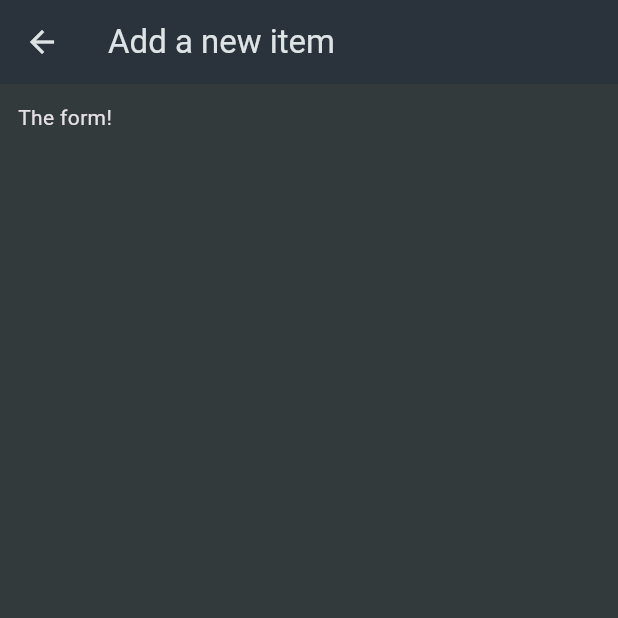
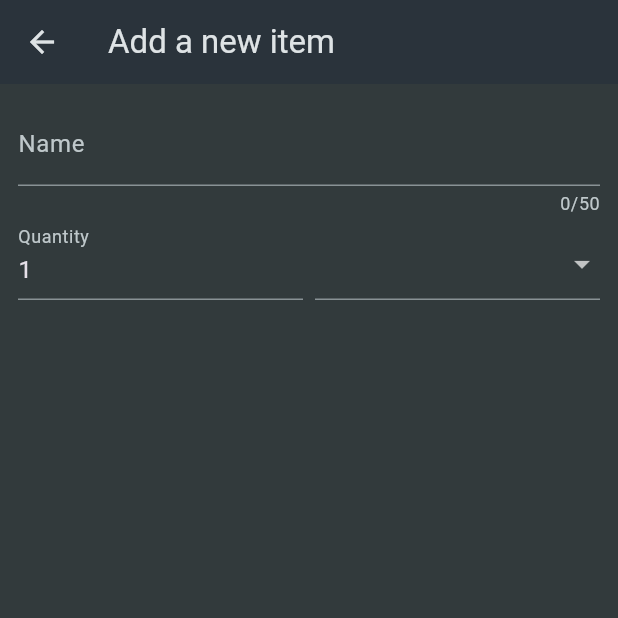
Before and after one commit to Meiendorf/shopping_list, a Flutter app: the NewItem screen opened directly, on a phone screen of 412 x 824 dp, the top half of it. Run offline on Flutter 3.47's test engine with Material 3 defaults, Android fonts, the phone set to English and light mode, and no system bars.

Commit message:
Add form for creating new items

```diff
--- a/lib/widgets/new_item.dart
+++ b/lib/widgets/new_item.dart
@@ -1,4 +1,7 @@
 import 'package:flutter/material.dart';
+import 'package:flutter/widgets.dart';
+import 'package:shopping_list/data/categories.dart';
+import 'package:shopping_list/models/category.dart';
 
 class NewItem extends StatefulWidget {
   const NewItem({super.key});
@@ -18,7 +21,57 @@ class _NewItemState extends State<NewItem> {
       ),
       body: Padding(
         padding: const EdgeInsets.all(12),
-        child: const Text('The form!'),
+        child: Form(
+          child: Column(
+            children: [
+              TextFormField(
+                maxLength: 50,
+                decoration: const InputDecoration(
+                  label: Text('Name'),
+                ),
+                validator: (value) {
+                  return '';
+                },
+              ),
+              Row(
+                crossAxisAlignment: CrossAxisAlignment.end,
+                children: [
+                  Expanded(
+                    child: TextFormField(
+                      decoration: const InputDecoration(
+                        label: Text('Quantity'),
+                      ),
+                      initialValue: '1',
+                    ),
+                  ),
+                  const SizedBox(width: 8),
+                  Expanded(
+                    child: DropdownButtonFormField(
+                      items: [
+                        for (final category in categories.entries)
+                          DropdownMenuItem(
+                            value: category.value,
+                            child: Row(
+                              children: [
+                                Container(
+                                  width: 16,
+                                  height: 16,
+                                  color: category.value.color,
+                                ),
+                                const SizedBox(width: 6),
+                                Text(category.key.name)
+                              ],
+                            ),
+                          )
+                      ],
+                      onChanged: (value) {},
+                    ),
+                  ),
+                ],
+              )
+            ],
+          ),
+        ),
       ),
     );
   }
```
